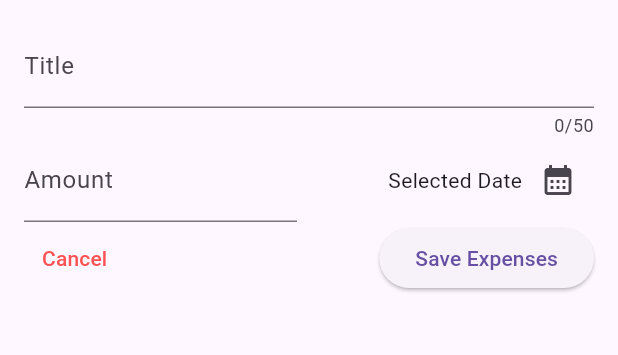
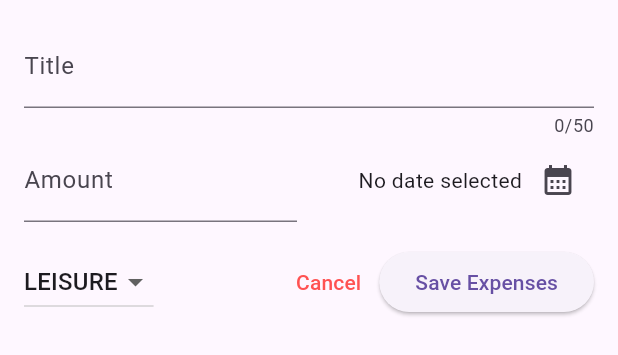
Before and after one commit to Nagaaswin/expenses-tracker-app, a Flutter app: the NewExpense widget shown alone on an empty page, opened directly, on a phone screen of 412 x 824 dp. Shown: the top 355 px of the screen. Run offline on Flutter 3.47's test engine with Material 2 defaults, Android fonts, the phone set to English and light mode, and no system bars.

Commit message:
developed date picker and category dropdown button for adding expenses

```diff
--- a/lib/widgets/new_expense.dart
+++ b/lib/widgets/new_expense.dart
@@ -1,3 +1,5 @@
+import 'package:expenses_tracker_app/enums/category.dart';
+import 'package:expenses_tracker_app/models/expense.dart';
 import 'package:flutter/material.dart';
 
 class NewExpense extends StatefulWidget {
@@ -12,6 +14,9 @@ class NewExpense extends StatefulWidget {
 class _NewExpenseState extends State<NewExpense> {
   final _titleController = TextEditingController();
   final _expenseAmountController = TextEditingController();
+  DateTime? _selectedDate;
+
+  Category _selectedCategory = Category.leisure;
 
   @override
   void dispose() {
@@ -51,7 +56,11 @@ class _NewExpenseState extends State<NewExpense> {
                   mainAxisAlignment: MainAxisAlignment.end,
                   crossAxisAlignment: CrossAxisAlignment.center,
                   children: [
-                    const Text("Selected Date"),
+                    Text(
+                      _selectedDate == null
+                          ? "No date selected"
+                          : formatter.format(_selectedDate!),
+                    ),
                     IconButton(
                         onPressed: _presentDatePicker,
                         icon: const Icon(Icons.calendar_month))
@@ -60,8 +69,33 @@ class _NewExpenseState extends State<NewExpense> {
               )
             ],
           ),
+          const SizedBox(
+            height: 16,
+          ),
           Row(
             children: [
+              DropdownButton(
+                value: _selectedCategory,
+                items: Category.values
+                    .map(
+                      (category) => DropdownMenuItem(
+                        value: category,
+                        child: Text(
+                          category.name.toUpperCase(),
+                        ),
+                      ),
+                    )
+                    .toList(),
+                onChanged: (value) {
+                  if (value == null) {
+                    return;
+                  }
+                  setState(() {
+                    _selectedCategory = value;
+                  });
+                },
+              ),
+              const Spacer(),
               TextButton(
                 style: TextButton.styleFrom(foregroundColor: Colors.redAccent),
                 onPressed: () {
@@ -69,7 +103,6 @@ class _NewExpenseState extends State<NewExpense> {
                 },
                 child: const Text('Cancel'),
               ),
-              const Spacer(),
               ElevatedButton(
                 onPressed: () {
                   print(_titleController.text);
@@ -84,10 +117,16 @@ class _NewExpenseState extends State<NewExpense> {
     );
   }
 
-  void _presentDatePicker() {
+  void _presentDatePicker() async {
     final now = DateTime.now();
-    final lastDate = DateTime(now.year - 1, now.month, now.day);
-    showDatePicker(
-        context: context, initialDate: now, firstDate: lastDate, lastDate: now);
+    final firstDate = DateTime(now.year - 1, now.month, now.day);
+    final pickedDate = await showDatePicker(
+        context: context,
+        initialDate: now,
+        firstDate: firstDate,
+        lastDate: now);
+    setState(() {
+      _selectedDate = pickedDate;
+    });
   }
 }
```
